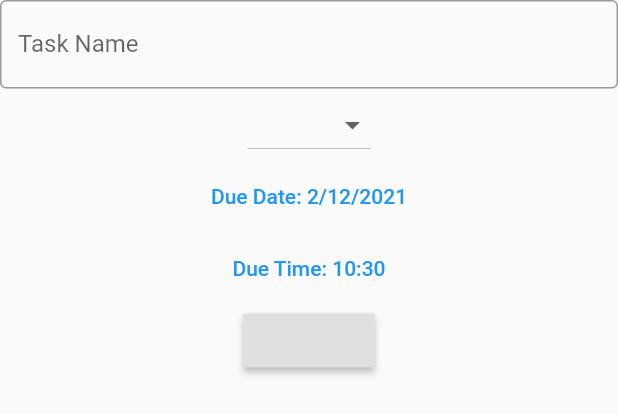
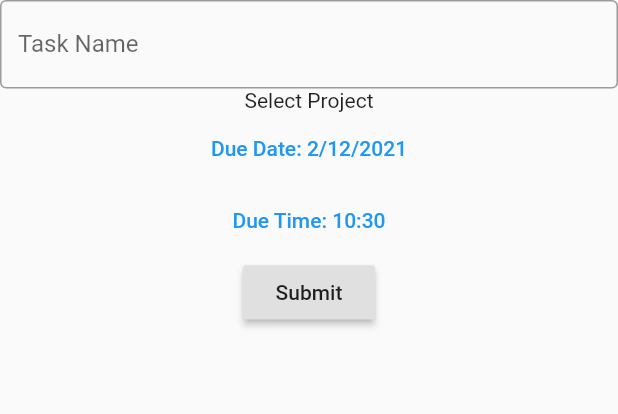
Before and after one commit to Z-inator/productivity_app, a Flutter app: the AddTask widget shown alone on an empty page, opened directly, on a phone screen of 412 x 824 dp. Shown: the top 414 px of the screen. Run offline on Flutter 3.47's test engine with Material 2 defaults, Android fonts, the phone set to English and light mode, and no system bars; our stand-ins replace cloud_firestore, firebase_auth, firebase_core, fl_chart, flutter_animation_progress_bar, google_sign_in and 1 more; accounts and stored records are empty.

Commit message:
We have a working prototype

```diff
--- a/lib/screens/test_screen.dart
+++ b/lib/screens/test_screen.dart
@@ -56,7 +56,9 @@ class _TestScreenState extends State<TestScreen> {
               return showModalBottomSheet(
                   context: context,
                   builder: (BuildContext context) {
-                    return AddTask(user: user,);
+                    return AddTask(
+                      user: user,
+                    );
                   });
             },
             child: Text('Add Task'),
@@ -210,7 +212,7 @@ class _AddTaskState extends State<AddTask> {
   final _formKey = GlobalKey<FormState>();
   String _taskName;
   String _projectName;
-  List<dynamic> projectNames = ['testing1','testing2','testing3','testing4'];
+  List<dynamic> projectNames;
   DateTime _dueDate;
   TimeOfDay _dueTime;
 
@@ -226,6 +228,7 @@ class _AddTaskState extends State<AddTask> {
     projectNames = await ProjectService(user: widget.user).projects.get().then(
         (snapshot) =>
             snapshot.docs.map((doc) => doc.data()['projectName']).toList());
+    print(projectNames);
   }
 
   selectDate() async {
@@ -271,37 +274,27 @@ class _AddTaskState extends State<AddTask> {
             decoration: InputDecoration(
                 border: OutlineInputBorder(), labelText: 'Task Name'),
           ),
-          // TextButton(
-          //   onPressed: () {
-          //     PopupMenuButton(onSelected: (value) {
-          //       setState(() {
-          //         _projectName = value;
-          //       });
-          //     }, itemBuilder: (BuildContext context) {
-          //       return projectNames
-          //           .map(
-          //               (name) => PopupMenuItem(value: name, child: Text(name)))
-          //           .toList();
-          //     });
-          //   },
-          //   child: Text(_projectName ?? 'Add Project'),
-          // ),
-          DropdownButton(   // TODO: for whatever reason this is breaking
-              value: _projectName,
-              items: projectNames.map((name) {
-                return DropdownMenuItem(
-                  child: Text(name),
-                  value: name,
-                );
-              }).toList(),
-              onChanged: (newValue) => _projectName = newValue),
+          PopupMenuButton(
+            onSelected: (value) {
+              setState(() {
+                _projectName = value;
+              });
+            },
+            itemBuilder: (BuildContext context) {
+              return projectNames
+                .map(
+                    (name) => PopupMenuItem(value: name, child: Text(name)))
+                .toList();
+            },
+            child: Text(_projectName ?? 'Select Project')
+          ),
           TextButton(
               onPressed: selectDate,
               child: Text(
                   'Due Date: ${_dueDate.month}/${_dueDate.day}/${_dueDate.year}')),
           TextButton(
               onPressed: selectTime,
-              child: Text('Due Time: ${_dueTime.hour}:${_dueTime.minute}')),
+              child: Text('Due Time: ${_dueTime.hour.toString().padLeft(2, '0')}:${_dueTime.minute.toString().padLeft(2, '0')}')),
           RaisedButton(
             onPressed: () async {
               if (_formKey.currentState.validate()) {
@@ -315,10 +308,11 @@ class _AddTaskState extends State<AddTask> {
                     _dueDate.millisecond,
                     _dueDate.microsecond);
                 print(
-                    '$_taskName : $_projectName : ${_dueDate.toString()} : ${_dueDate.toLocal().toString()}');
+                    '$_taskName : $_projectName : ${_dueDate.toString()}');
                 Navigator.pop(context);
               }
             },
+            child: Text('Submit'),
           )
         ],
       ),
```
